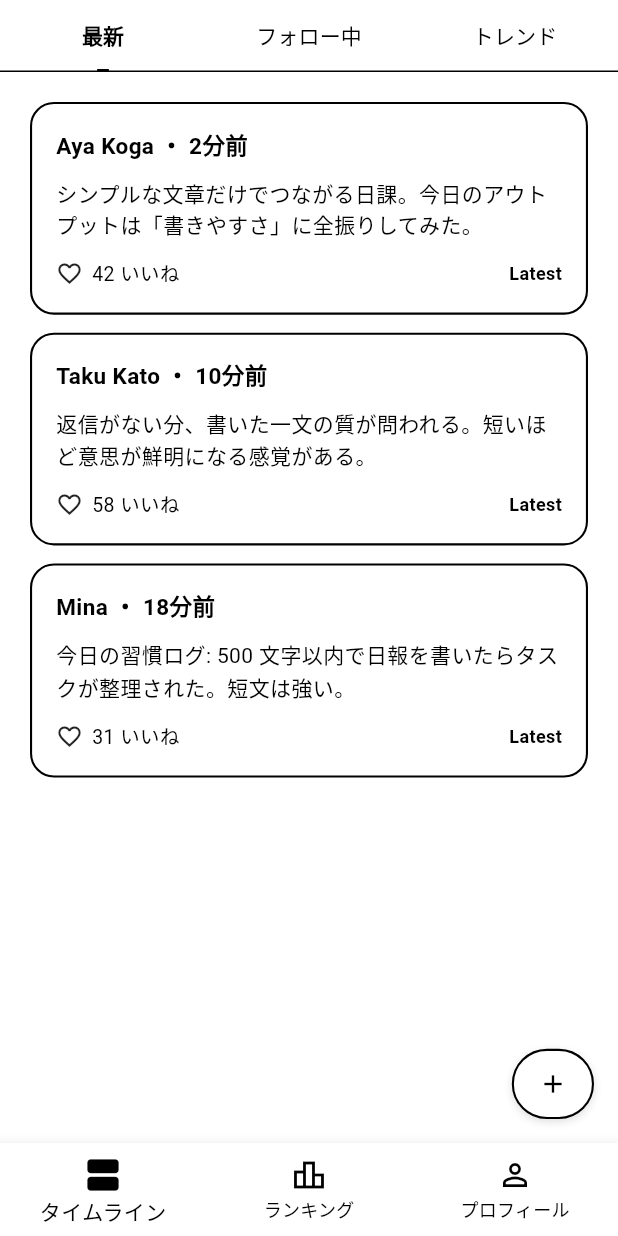
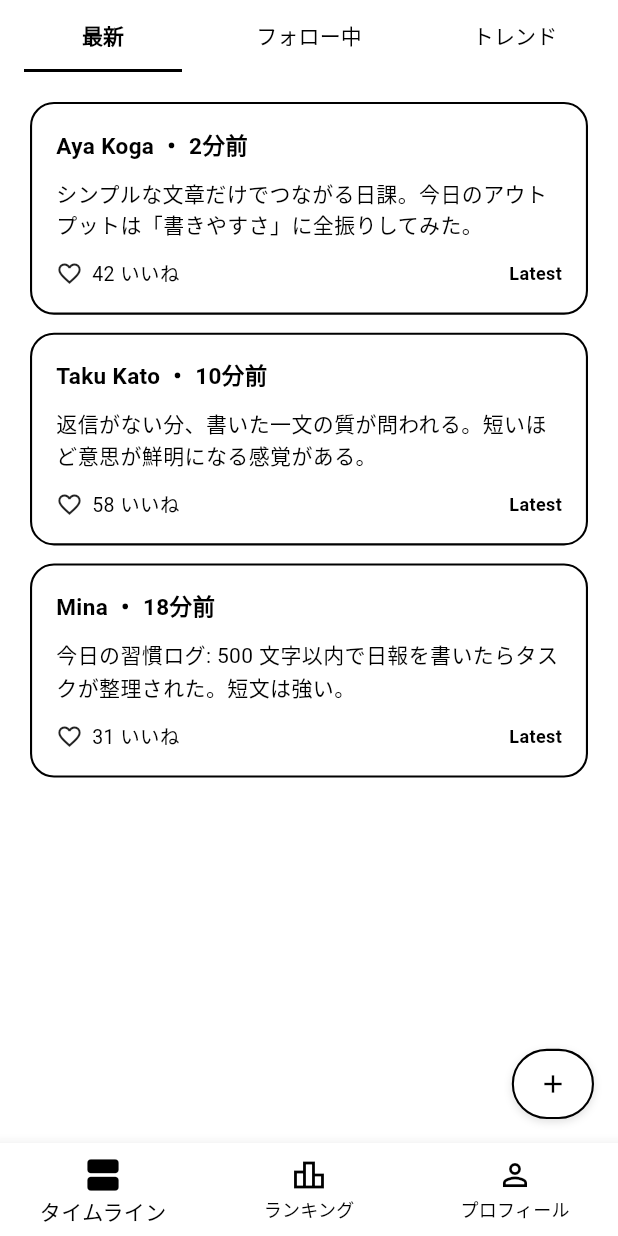
Before and after one commit to natsu0529/short-app-front, a Flutter app: the screen it shows after launch, on a phone screen of 412 x 824 dp. Run offline on Flutter 3.47's test engine with Material 3 defaults, Android fonts, the light colour scheme and no system bars.

Commit message:
feat: Update TabBar styling by adjusting indicator size and adding transparent divider color

```diff
--- a/lib/main.dart
+++ b/lib/main.dart
@@ -540,7 +540,8 @@ class _MonochromeTabBar extends StatelessWidget {
   Widget build(BuildContext context) {
     return TabBar(
       tabs: tabs,
-      indicatorSize: TabBarIndicatorSize.label,
+      dividerColor: Colors.transparent,
+      indicatorSize: TabBarIndicatorSize.tab,
       indicator: const UnderlineTabIndicator(
         borderSide: BorderSide(color: Colors.black, width: 2),
         insets: EdgeInsets.symmetric(horizontal: 16),
```
